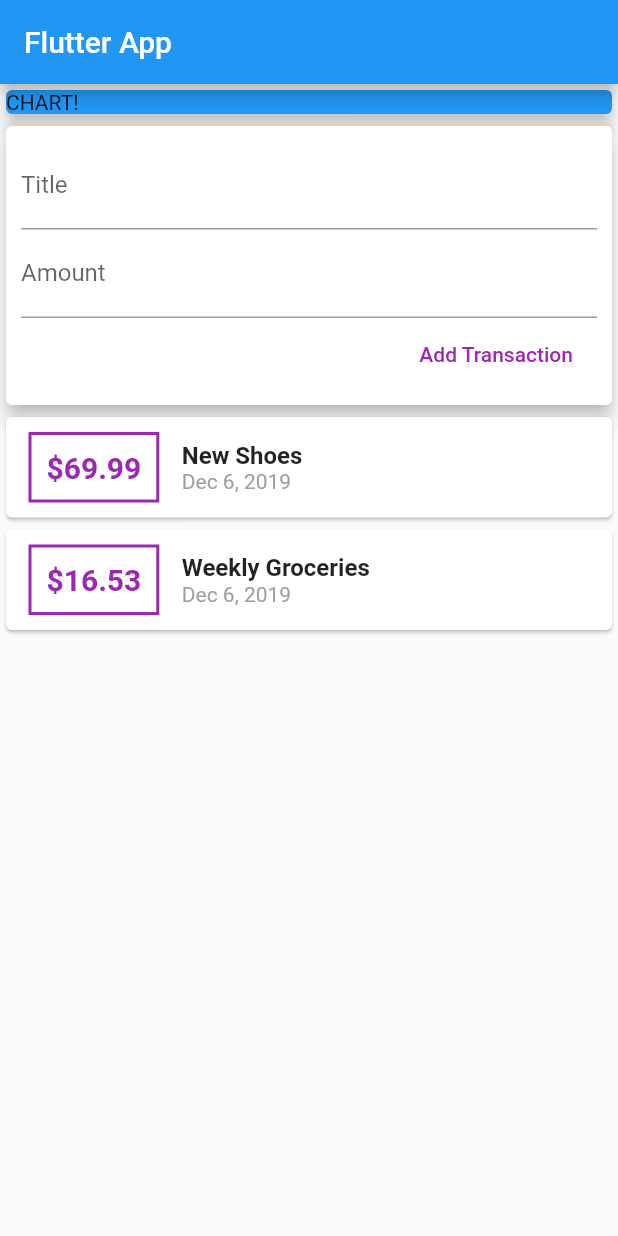
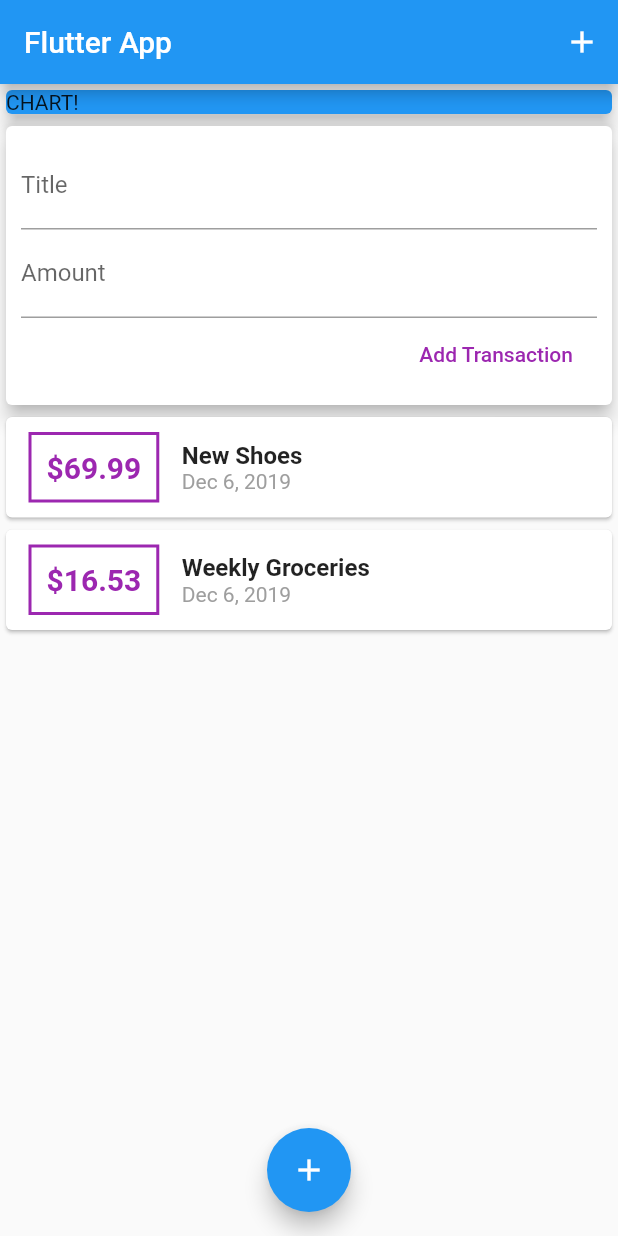
Before and after one commit to Thilanguis/controle_gastos, a Flutter app: the screen it shows after launch, on a phone screen of 412 x 824 dp. Run offline on Flutter 3.47's test engine with Material 2 defaults, Android fonts, the phone set to English and light mode, and no system bars.

Commit message:
Adicionando botão na appbar e float button

```diff
--- a/lib/main.dart
+++ b/lib/main.dart
@@ -25,6 +25,12 @@ class MyHomePage extends StatelessWidget {
     return Scaffold(
       appBar: AppBar(
         title: Text('Flutter App'),
+        actions: <Widget>[
+          IconButton(
+            icon: Icon(Icons.add),
+            onPressed: () {},
+          )
+        ],
       ),
       body: SingleChildScrollView(
         child: Column(
@@ -42,6 +48,11 @@ class MyHomePage extends StatelessWidget {
             UserTransactions()
           ],
         ),
-        ));
+      ),
+      floatingActionButtonLocation: FloatingActionButtonLocation.centerFloat,
+      floatingActionButton: FloatingActionButton(
+        child: Icon(Icons.add),
+      ),
+    );
   }
 }
```
Lines whose indentation alone changed are shown as unchanged.
